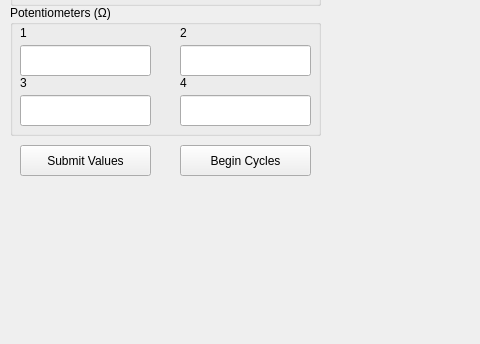
The window that GUI/mainwindow.ui (Chunggkeys/CapstoneProject) describes before a commit, drawn with Qt 5; both pictures show x 0 to 480 and y 135 to 479 of the 800 by 479 pixel window.
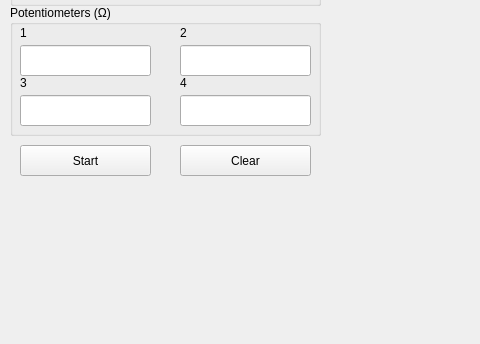
The same window after the commit. Custom widgets are drawn as their Qt base class.

Commit message: added curves for multiple resist values. Changed buttons to start and clear

The edit to the form file:
```diff
--- a/GUI/mainwindow.ui
+++ b/GUI/mainwindow.ui
@@ -224,20 +224,7 @@
      </property>
     </widget>
    </widget>
-   <widget class="QPushButton" name="btn_submit">
-    <property name="geometry">
-     <rect>
-      <x>20</x>
-      <y>280</y>
-      <width>131</width>
-      <height>31</height>
-     </rect>
-    </property>
-    <property name="text">
-     <string>Submit Values</string>
-    </property>
-   </widget>
-   <widget class="QPushButton" name="btn_start">
+   <widget class="QPushButton" name="btn_clear">
     <property name="geometry">
      <rect>
       <x>180</x>
@@ -247,7 +234,20 @@
      </rect>
     </property>
     <property name="text">
-     <string>Begin Cycles</string>
+     <string>Clear</string>
+    </property>
+   </widget>
+   <widget class="QPushButton" name="btn_start">
+    <property name="geometry">
+     <rect>
+      <x>20</x>
+      <y>280</y>
+      <width>131</width>
+      <height>31</height>
+     </rect>
+    </property>
+    <property name="text">
+     <string>Start</string>
     </property>
     <property name="checkable">
      <bool>true</bool>
```
Left out of the diff: 2 changed lines with no effect on the pictures. The commit also changes 3 other files.
